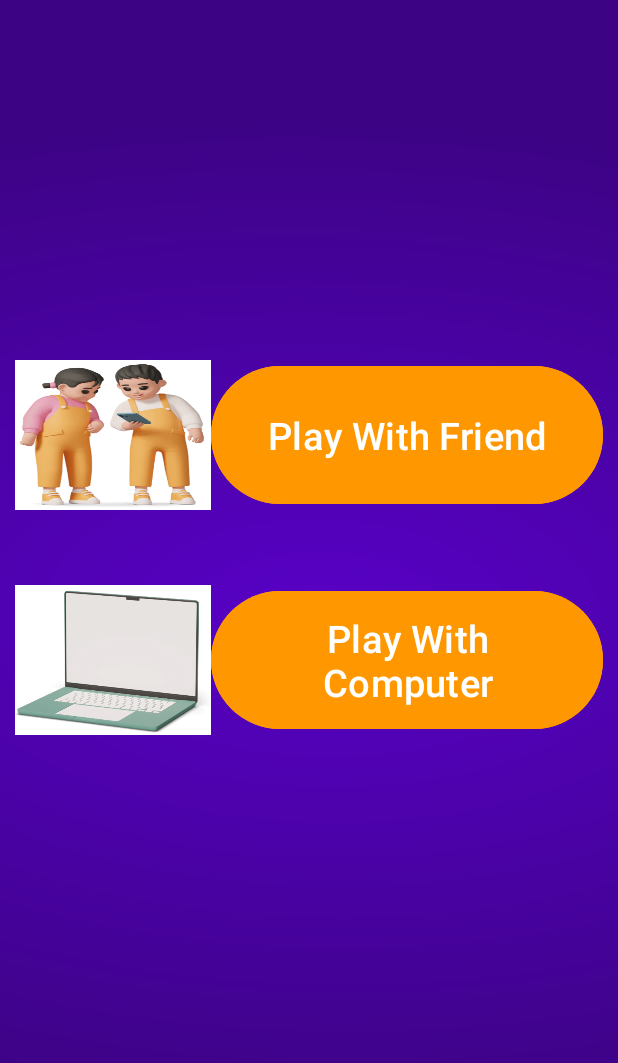
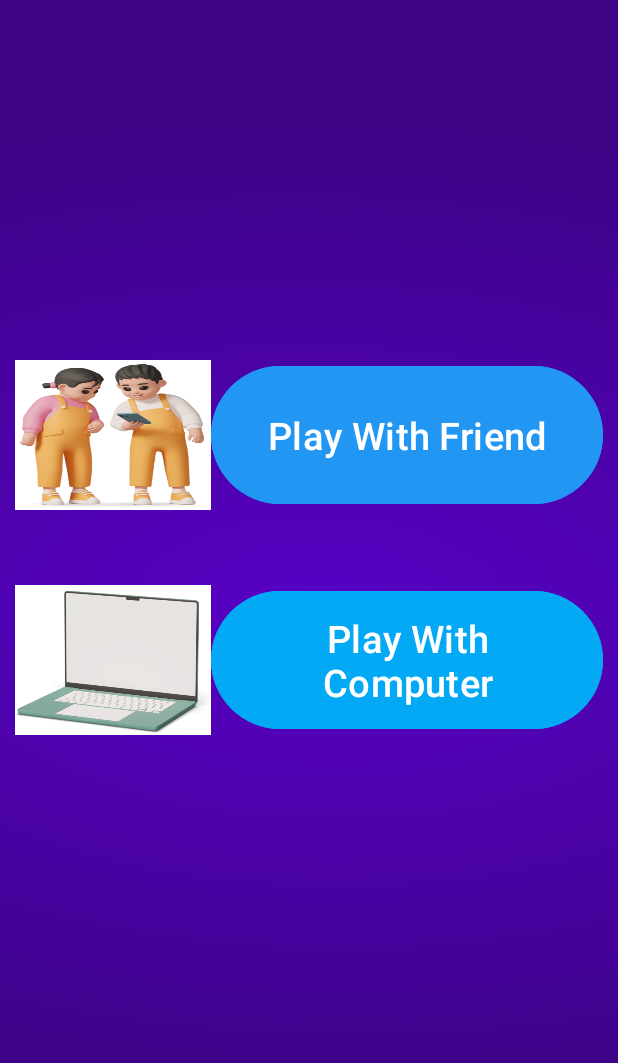
Before and after one commit to mahamud-13756/TicTacToeGame, an Android app: the MainActivity2 screen opened directly, with no data from a screen before it, on a phone screen of 412 x 824 dp. Shown: the top 1063 px of the screen. Run offline under Robolectric (Android 15) with nearby library versions, the phone set to English and light mode, and no system bars.

Commit message:
just button color changed

```diff
--- a/app/src/main/java/com/example/tictactoegame/MainActivity.java
+++ b/app/src/main/java/com/example/tictactoegame/MainActivity.java
@@ -130,6 +130,7 @@ public class MainActivity extends AppCompatActivity {
         Dialog dialog = new Dialog(this);
         dialog.setContentView(R.layout.dialog_winner); // Use your custom layout
 
+        // just connect with Dialog XML
         TextView winnerMessage = dialog.findViewById(R.id.winnerMessage);
         Button restartButton = dialog.findViewById(R.id.restartButton);
 
--- a/app/src/main/res/layout/activity_main2.xml
+++ b/app/src/main/res/layout/activity_main2.xml
@@ -34,7 +34,7 @@
             android:layout_width="0dp"
             android:layout_height="match_parent"
             android:layout_weight="2"
-            android:backgroundTint="#FF9800"
+            android:backgroundTint="#2196F3"
             android:text="Play With Friend"
             android:textSize="25sp">
 
@@ -68,7 +68,7 @@
             android:layout_width="0dp"
             android:layout_height="match_parent"
             android:layout_weight="2"
-            android:backgroundTint="#FF9800"
+            android:backgroundTint="#03A9F4"
             android:text="Play With Computer"
             android:textSize="25sp"
             >
```
